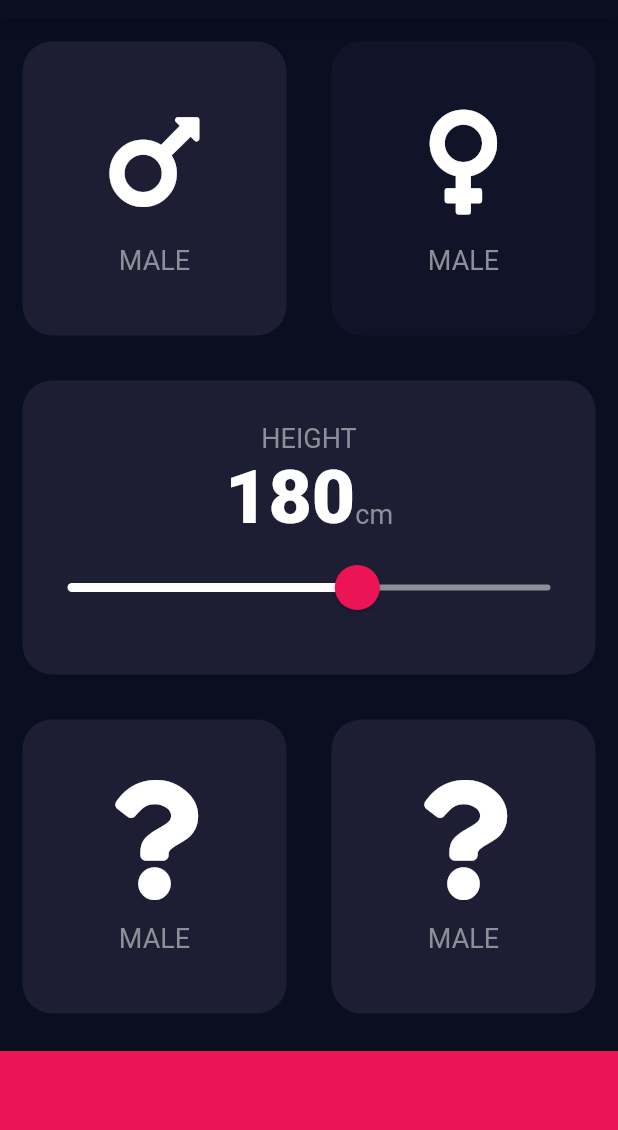
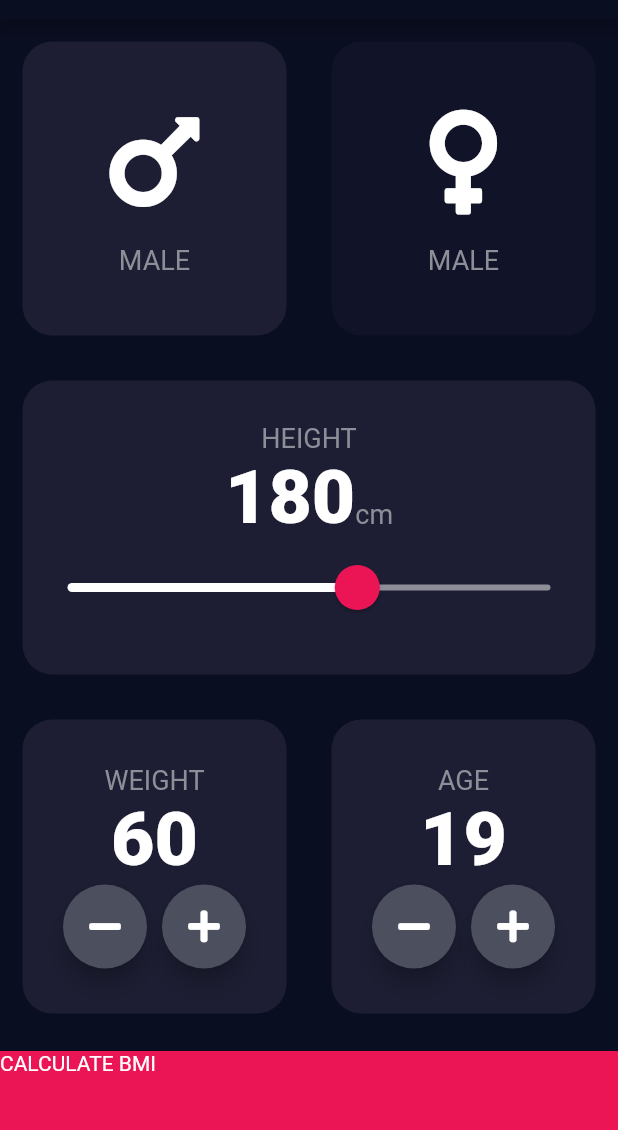
Before and after one commit to BEST-Thanawat/bmi_calculator, a Flutter app: the screen it shows after launch, on a phone screen of 412 x 824 dp, the part 65-1195 px from its top. Run offline on Flutter 3.47's test engine with Material 2 defaults, Android fonts, the phone set to English and light mode, and no system bars; our stand-ins replace font_awesome_flutter.

Commit message:
Add minus and plus buttons.

```diff
--- a/lib/input_page.dart
+++ b/lib/input_page.dart
@@ -18,6 +18,8 @@ class _InputPageState extends State<InputPage> {
 
   Gender selectedGender = Gender.male;
   int height = 180;
+  int weight = 60;
+  int age = 19;
 
   @override
   Widget build(BuildContext context) {
@@ -92,10 +94,82 @@ class _InputPageState extends State<InputPage> {
                 children: [
                   Expanded(
                       child: ReusableCard(
-                          color: kActiveCardColor, cardChild: IconContent(FontAwesomeIcons.question, 'MALE'))),
+                          color: kActiveCardColor,
+                          cardChild: Column(
+                            mainAxisAlignment: MainAxisAlignment.center,
+                            children: [
+                              Text(
+                                'WEIGHT',
+                                style: kLabelTextStyle,
+                              ),
+                              Text(
+                                weight.toString(),
+                                style: kNumberTextStyle,
+                              ),
+                              Row(
+                                mainAxisAlignment: MainAxisAlignment.center,
+                                children: [
+                                  RoundIconButton(
+                                    icon: FontAwesomeIcons.minus,
+                                    onPressed: () {
+                                      setState(() {
+                                        weight--;
+                                      });
+                                    },
+                                  ),
+                                  SizedBox(
+                                    width: 10,
+                                  ),
+                                  RoundIconButton(
+                                    icon: FontAwesomeIcons.plus,
+                                    onPressed: () {
+                                      setState(() {
+                                        weight++;
+                                      });
+                                    },
+                                  ),
+                                ],
+                              )
+                            ],
+                          ))),
                   Expanded(
                       child: ReusableCard(
-                          color: kActiveCardColor, cardChild: IconContent(FontAwesomeIcons.question, 'MALE'))),
+                          color: kActiveCardColor,
+                          cardChild: Column(
+                            mainAxisAlignment: MainAxisAlignment.center,
+                            children: [
+                              Text(
+                                'AGE',
+                                style: kLabelTextStyle,
+                              ),
+                              Text(
+                                age.toString(),
+                                style: kNumberTextStyle,
+                              ),
+                              Row(
+                                mainAxisAlignment: MainAxisAlignment.center,
+                                children: [
+                                  RoundIconButton(
+                                    icon: FontAwesomeIcons.minus,
+                                    onPressed: () {
+                                      setState(() {
+                                        age--;
+                                      });
+                                    },
+                                  ),
+                                  SizedBox(width: 10),
+                                  RoundIconButton(
+                                    icon: FontAwesomeIcons.plus,
+                                    onPressed: () {
+                                      setState(() {
+                                        age++;
+                                      });
+                                    },
+                                  )
+                                ],
+                              )
+                            ],
+                          ))),
                 ],
               ),
             ),
@@ -104,9 +178,28 @@ class _InputPageState extends State<InputPage> {
               margin: EdgeInsets.only(top: 10),
               width: double.infinity,
               height: kBottomContainerHeight,
+              child: Text('CALCULATE BMI'),
             )
           ],
         ));
+  }
+}
+
+class RoundIconButton extends StatelessWidget {
+  RoundIconButton({@required this.icon, this.onPressed});
+  final IconData icon;
+  final Function onPressed;
+
+  @override
+  Widget build(BuildContext context) {
+    return RawMaterialButton(
+      child: Icon(icon),
+      onPressed: onPressed,
+      shape: CircleBorder(),
+      fillColor: Color(0xFF4C4F5E),
+      constraints: BoxConstraints.tightFor(width: 56, height: 56),
+      elevation: 6.0,
+    );
   }
 }
 
```
